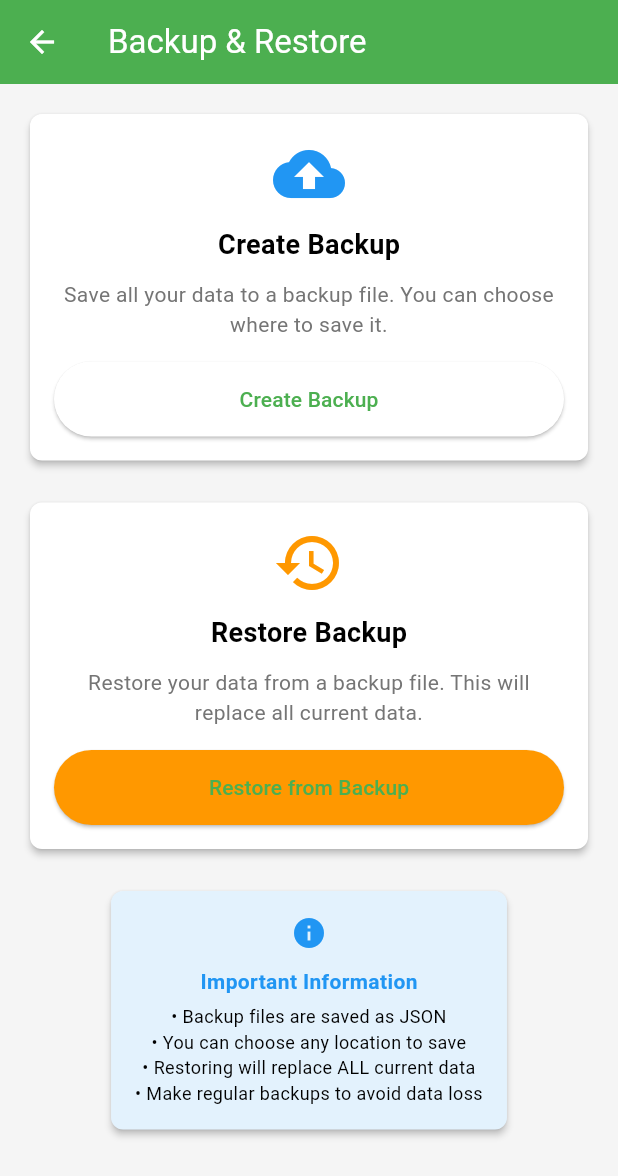
After one commit to 5-abdulsami/dairy_manager, a Flutter app: the BackupView screen opened by its route, after a tap on "Create Backup", on a phone screen of 412 x 824 dp. The commit adds this screen. Shown: the top 1176 px of the screen. Run offline on Flutter 3.47's test engine with Material 3 defaults, Android fonts, the phone set to English and light mode, and no system bars; our stand-ins replace file_picker, get, open_file, pdf, permission_handler, sqflite; accounts and stored records are empty.

Commit message:
backup functionality added, issue in restoring data from backup

```diff
--- a/lib/core/database/database_helper.dart
+++ b/lib/core/database/database_helper.dart
@@ -39,6 +39,7 @@ class DatabaseHelper {
       CREATE TABLE purchases(
         id INTEGER PRIMARY KEY AUTOINCREMENT,
         supplierId INTEGER NOT NULL,
+        supplierName TEXT NOT NULL,
         quantity REAL NOT NULL,
         rate REAL NOT NULL,
         totalAmount REAL NOT NULL,
--- /dev/null
+++ b/lib/core/utils/backup_service.dart
@@ -0,0 +1,194 @@
+// lib/core/utils/backup_service.dart
+import 'dart:convert';
+import 'dart:io';
+import 'package:file_picker/file_picker.dart';
+import 'package:path_provider/path_provider.dart';
+import 'package:open_file/open_file.dart';
+import 'package:get/get.dart';
+import 'package:permission_handler/permission_handler.dart';
+import 'package:dairy_manager/core/database/database_helper.dart';
+import 'package:dairy_manager/data/repositories/supplier_repository.dart';
+import 'package:dairy_manager/data/repositories/purchase_repository.dart';
+import 'package:dairy_manager/data/repositories/sale_repository.dart';
+
+class BackupService {
+  static final DatabaseHelper _databaseHelper = DatabaseHelper();
+  static final SupplierRepository _supplierRepo = Get.find();
+  static final PurchaseRepository _purchaseRepo = Get.find();
+  static final SaleRepository _saleRepo = Get.find();
+
+  // Request storage permission
+  static Future<bool> requestStoragePermission() async {
+    final status = await Permission.storage.request();
+    return status.isGranted;
+  }
+
+  // Export all data to a JSON file (let user choose location)
+  // lib/core/utils/backup_service.dart - Update the exportData method
+  static Future<File?> exportData() async {
+    try {
+      if (!await requestStoragePermission()) {
+        throw Exception('Storage permission denied');
+      }
+
+      // Get all data from database
+      final suppliers = await _supplierRepo.getAllSuppliers();
+      final purchases = await _purchaseRepo.getAllPurchases();
+      final sales = await _saleRepo.getAllSales();
+
+      // Convert to JSON
+      final backupData = {
+        'app_name': 'Mankiala Milk Shop',
+        'backup_date': DateTime.now().toIso8601String(),
+        'version': '1.0.0',
+        'suppliers': suppliers.map((s) => s.toMap()).toList(),
+        'purchases': purchases.map((p) => p.toMap()).toList(),
+        'sales': sales.map((s) => s.toMap()).toList(),
+      };
+
+      // Convert to JSON string and then to bytes
+      final jsonString = jsonEncode(backupData);
+      final bytes = utf8.encode(jsonString);
+
+      // Let user choose save location - FIXED: Provide bytes instead of path
+      final String? savePath = await FilePicker.platform.saveFile(
+        dialogTitle: 'Save Backup File',
+        fileName:
+            'mankiala_milk_shop_backup_${DateTime.now().millisecondsSinceEpoch}.json',
+        allowedExtensions: ['json'],
+        type: FileType.custom,
+        bytes: bytes, // Add this line to provide the file content
+      );
+
+      if (savePath == null) {
+        // User cancelled the picker
+        return null;
+      }
+
+      // Return the file reference (file_picker already saved it)
+      return File(savePath);
+    } catch (e) {
+      throw Exception('Failed to export data: $e');
+    }
+  }
+
+  // Import data from JSON file (let user choose file)
+  static Future<void> importData() async {
+    try {
+      if (!await requestStoragePermission()) {
+        throw Exception('Storage permission denied');
+      }
+
+      // Let user choose file
+      FilePickerResult? result = await FilePicker.platform.pickFiles(
+        type: FileType.custom,
+        allowedExtensions: ['json'],
+        allowMultiple: false,
+      );
+
+      if (result == null || result.files.isEmpty) {
+        // User cancelled the picker
+        return;
+      }
+
+      // Get the file
+      final file = File(result.files.single.path!);
+
+      // Read file
+      final jsonString = await file.readAsString();
+      final backupData = jsonDecode(jsonString);
+
+      // Verify backup file
+      if (backupData['app_name'] != 'Mankiala Milk Shop') {
+        throw Exception(
+          'Invalid backup file. This is not a Mankiala Milk Shop backup.',
+        );
+      }
+
+      // Get database instance
+      final db = await _databaseHelper.database;
+
+      // Start transaction
+      await db.transaction((txn) async {
+        // Clear existing data
+        await txn.delete('suppliers');
+        await txn.delete('purchases');
+        await txn.delete('sales');
+
+        // Import suppliers - FIX NULL CHECK ERROR
+        final suppliers = backupData['suppliers'] as List? ?? [];
+        for (final supplierData in suppliers) {
+          // Handle null values safely
+          final mappedData = {
+            'id': supplierData['id'],
+            'name': supplierData['name'] ?? '',
+            'phoneNumber': supplierData['phoneNumber'],
+            'productType': supplierData['productType'] ?? '',
+            'rate': (supplierData['rate'] as num?)?.toDouble() ?? 0.0,
+            'createdAt':
+                supplierData['createdAt'] ?? DateTime.now().toIso8601String(),
+          };
+          await txn.insert('suppliers', mappedData);
+        }
+
+        // Import purchases - FIX NULL CHECK ERROR
+        final purchases = backupData['purchases'] as List? ?? [];
+        for (final purchaseData in purchases) {
+          // Handle null values safely
+          final mappedData = {
+            'id': purchaseData['id'],
+            'supplierId': purchaseData['supplierId'] ?? 0,
+            'supplierName': purchaseData['supplierName'] ?? '',
+            'quantity': (purchaseData['quantity'] as num?)?.toDouble() ?? 0.0,
+            'rate': (purchaseData['rate'] as num?)?.toDouble() ?? 0.0,
+            'totalAmount':
+                (purchaseData['totalAmount'] as num?)?.toDouble() ?? 0.0,
+            'date': purchaseData['date'] ?? DateTime.now().toIso8601String(),
+            'productType': purchaseData['productType'] ?? '',
+            'unit': purchaseData['unit'] ?? '',
+          };
+          await txn.insert('purchases', mappedData);
+        }
+
+        // Import sales - FIX NULL CHECK ERROR
+        final sales = backupData['sales'] as List? ?? [];
+        for (final saleData in sales) {
+          // Handle null values safely
+          final mappedData = {
+            'id': saleData['id'],
+            'quantity': (saleData['quantity'] as num?)?.toDouble() ?? 0.0,
+            'rate': (saleData['rate'] as num?)?.toDouble() ?? 0.0,
+            'totalAmount': (saleData['totalAmount'] as num?)?.toDouble() ?? 0.0,
+            'date': saleData['date'] ?? DateTime.now().toIso8601String(),
+            'productType': saleData['productType'] ?? '',
+            'unit': saleData['unit'] ?? '',
+          };
+          await txn.insert('sales', mappedData);
+        }
+      });
+    } catch (e) {
+      throw Exception('Failed to import data: $e');
+    }
+  }
+
+  // Get backup files from downloads directory
+  static Future<List<File>> getBackupFiles() async {
+    try {
+      final downloadsDir = await getDownloadsDirectory();
+      if (downloadsDir == null) return [];
+
+      final files = downloadsDir.listSync();
+      return files
+          .where(
+            (file) =>
+                file is File &&
+                file.path.endsWith('.json') &&
+                file.path.contains('mankiala_milk_shop_backup'),
+          )
+          .map((file) => file as File)
+          .toList();
+    } catch (e) {
+      return [];
+    }
+  }
+}
--- a/lib/data/models/purchase_model.dart
+++ b/lib/data/models/purchase_model.dart
@@ -26,6 +26,7 @@ class Purchase {
     return {
       'id': id,
       'supplierId': supplierId,
+      'supplierName': supplierName,
       'quantity': quantity,
       'rate': rate,
       'totalAmount': totalAmount,
--- /dev/null
+++ b/lib/modules/backup/backup_binding.dart
@@ -0,0 +1,10 @@
+// lib/modules/suppliers/suppliers_binding.dart
+import 'package:dairy_manager/modules/backup/backup_controller.dart';
+import 'package:get/get.dart';
+
+class BackupBinding extends Bindings {
+  @override
+  void dependencies() {
+    Get.lazyPut<BackupController>(() => BackupController());
+  }
+}
--- /dev/null
+++ b/lib/modules/backup/backup_controller.dart
@@ -0,0 +1,40 @@
+// lib/modules/backup/backup_controller.dart
+import 'package:get/get.dart';
+import 'package:dairy_manager/core/utils/backup_service.dart';
+
+class BackupController extends GetxController {
+  var isExporting = false.obs;
+  var isImporting = false.obs;
+
+  Future<void> exportBackup() async {
+    isExporting.value = true;
+    try {
+      final backupFile = await BackupService.exportData();
+      if (backupFile != null) {
+        Get.snackbar(
+          'Success',
+          'Backup created successfully!\nSaved to: ${backupFile.path}',
+        );
+      }
+    } catch (e) {
+      Get.snackbar('Error', 'Failed to create backup: $e');
+    } finally {
+      isExporting.value = false;
+    }
+  }
+
+  Future<void> importBackup() async {
+    isImporting.value = true;
+    try {
+      await BackupService.importData();
+      Get.snackbar('Success', 'Data restored successfully!');
+      // Refresh all data in the app
+      await Future.delayed(Duration(seconds: 2));
+      Get.offAllNamed('/');
+    } catch (e) {
+      Get.snackbar('Error', 'Failed to restore data: $e');
+    } finally {
+      isImporting.value = false;
+    }
+  }
+}
--- /dev/null
+++ b/lib/modules/backup/backup_view.dart
@@ -0,0 +1,152 @@
+// lib/modules/backup/backup_view.dart
+import 'package:flutter/material.dart';
+import 'package:get/get.dart';
+import 'package:dairy_manager/modules/backup/backup_controller.dart';
+
+class BackupView extends GetView<BackupController> {
+  @override
+  Widget build(BuildContext context) {
+    return Scaffold(
+      appBar: AppBar(title: Text('Backup & Restore')),
+      body: SingleChildScrollView(
+        child: Padding(
+          padding: const EdgeInsets.all(16.0),
+          child: Column(
+            children: [
+              _buildBackupSection(),
+              SizedBox(height: 20),
+              _buildRestoreSection(),
+              SizedBox(height: 20),
+              _buildInfoSection(),
+            ],
+          ),
+        ),
+      ),
+    );
+  }
+
+  Widget _buildBackupSection() {
+    return Card(
+      child: Padding(
+        padding: const EdgeInsets.all(16.0),
+        child: Column(
+          children: [
+            Icon(Icons.backup, size: 48, color: Colors.blue),
+            SizedBox(height: 10),
+            Text(
+              'Create Backup',
+              style: TextStyle(fontSize: 18, fontWeight: FontWeight.bold),
+            ),
+            SizedBox(height: 10),
+            Text(
+              'Save all your data to a backup file. You can choose where to save it.',
+              textAlign: TextAlign.center,
+              style: TextStyle(color: Colors.grey[600]),
+            ),
+            SizedBox(height: 15),
+            Obx(
+              () =>
+                  controller.isExporting.value
+                      ? CircularProgressIndicator()
+                      : ElevatedButton(
+                        onPressed: controller.exportBackup,
+                        child: Text('Create Backup'),
+                        style: ElevatedButton.styleFrom(
+                          minimumSize: Size(double.infinity, 50),
+                        ),
+                      ),
+            ),
+          ],
+        ),
+      ),
+    );
+  }
+
+  Widget _buildRestoreSection() {
+    return Card(
+      child: Padding(
+        padding: const EdgeInsets.all(16.0),
+        child: Column(
+          children: [
+            Icon(Icons.restore, size: 48, color: Colors.orange),
+            SizedBox(height: 10),
+            Text(
+              'Restore Backup',
+              style: TextStyle(fontSize: 18, fontWeight: FontWeight.bold),
+            ),
+            SizedBox(height: 10),
+            Text(
+              'Restore your data from a backup file. This will replace all current data.',
+              textAlign: TextAlign.center,
+              style: TextStyle(color: Colors.grey[600]),
+            ),
+            SizedBox(height: 15),
+            Obx(
+              () =>
+                  controller.isImporting.value
+                      ? CircularProgressIndicator()
+                      : ElevatedButton(
+                        onPressed: () => _showRestoreDialog(),
+                        child: Text('Restore from Backup'),
+                        style: ElevatedButton.styleFrom(
+                          backgroundColor: Colors.orange,
+                          minimumSize: Size(double.infinity, 50),
+                        ),
+                      ),
+            ),
+          ],
+        ),
+      ),
+    );
+  }
+
+  Widget _buildInfoSection() {
+    return Card(
+      color: Colors.blue[50],
+      child: Padding(
+        padding: const EdgeInsets.all(16.0),
+        child: Column(
+          children: [
+            Icon(Icons.info, color: Colors.blue),
+            SizedBox(height: 10),
+            Text(
+              'Important Information',
+              style: TextStyle(fontWeight: FontWeight.bold, color: Colors.blue),
+            ),
+            SizedBox(height: 5),
+            Text(
+              '• Backup files are saved as JSON\n'
+              '• You can choose any location to save\n'
+              '• Restoring will replace ALL current data\n'
+              '• Make regular backups to avoid data loss',
+              textAlign: TextAlign.center,
+              style: TextStyle(fontSize: 12),
+            ),
+          ],
+        ),
+      ),
+    );
+  }
+
+  void _showRestoreDialog() {
+    Get.dialog(
+      AlertDialog(
+        title: Text('Restore Backup'),
+        content: Text(
+          'WARNING: This will replace ALL current data with the backup data. This action cannot be undone. Are you sure?',
+          style: TextStyle(color: Colors.red),
+        ),
+        actions: [
+          TextButton(onPressed: () => Get.back(), child: Text('Cancel')),
+          TextButton(
+            onPressed: () {
+              Get.back();
+              controller.importBackup();
+            },
+            child: Text('Restore', style: TextStyle(color: Colors.orange)),
+          ),
+        ],
+      ),
+    );
+  }
+}
--- a/lib/modules/dashboard/dashboard_view.dart
+++ b/lib/modules/dashboard/dashboard_view.dart
@@ -103,6 +103,13 @@ class DashboardView extends GetView<DashboardController> {
                       Colors.purple,
                       () => Get.toNamed(Routes.REPORTS),
                     ),
+                    _buildActionCard(
+                      context,
+                      'Backup & Restore',
+                      Icons.backup,
+                      Colors.purple,
+                      () => Get.toNamed(Routes.BACKUP),
+                    ),
                   ],
                 ),
               ),
--- a/lib/routes/app_pages.dart
+++ b/lib/routes/app_pages.dart
@@ -1,4 +1,6 @@
 // lib/routes/app_pages.dart
+import 'package:dairy_manager/modules/backup/backup_binding.dart';
+import 'package:dairy_manager/modules/backup/backup_view.dart';
 import 'package:dairy_manager/modules/dashboard/dashboard_binding.dart';
 import 'package:dairy_manager/modules/dashboard/dashboard_view.dart';
 import 'package:dairy_manager/modules/purchases/add_purchases_view.dart';
@@ -54,5 +56,11 @@ class AppPages {
       page: () => ReportsView(),
       binding: ReportsBinding(),
     ),
+    // In app_pages.dart
+    GetPage(
+      name: _Paths.BACKUP,
+      page: () => BackupView(),
+      binding: BackupBinding(),
+    ),
   ];
 }
--- a/lib/routes/app_routes.dart
+++ b/lib/routes/app_routes.dart
@@ -11,6 +11,7 @@ abstract class Routes {
   static const SALES = _Paths.SALES;
   static const ADD_SALE = _Paths.ADD_SALE;
   static const REPORTS = _Paths.REPORTS;
+  static const BACKUP = _Paths.BACKUP;
 }
 
 abstract class _Paths {
@@ -23,4 +24,5 @@ abstract class _Paths {
   static const SALES = '/sales';
   static const ADD_SALE = '/add-sale';
   static const REPORTS = '/reports';
+  static const BACKUP = '/backup';
 }
--- a/pubspec.yaml
+++ b/pubspec.yaml
@@ -37,6 +37,8 @@ dependencies:
   printing: ^5.14.2
   path_provider: ^2.1.5
   open_file: ^3.5.10
+  file_picker: ^10.3.2
+  permission_handler: ^12.0.1
 
   # The following adds the Cupertino Icons font to your application.
   # Use with the CupertinoIcons class for iOS style icons.
```
Also changed, not shown: pubspec.lock, 4 other files.
